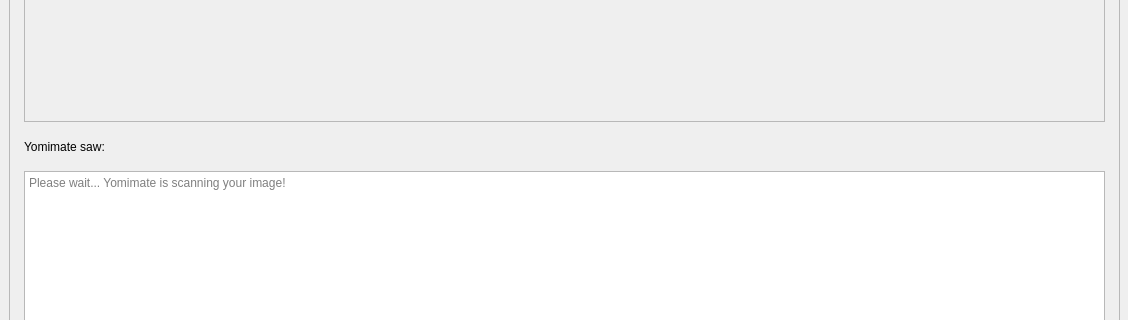
Before: the Qt Designer form templates/ocr.ui in siepenmaru/yomimate, drawn with Qt 5; both pictures show x 0 to 1128 and y 338 to 658 of the 1128 by 922 pixel window.
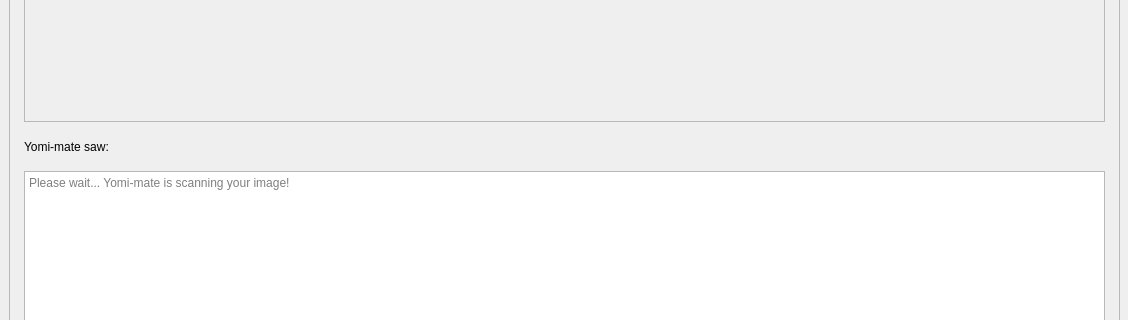
After: the same form once the commit is applied. Icons and pictures are not drawn.

Commit message: style: rename yomimate to yomi-mate for clarity

The edit to the form file:
```diff
--- a/templates/ocr.ui
+++ b/templates/ocr.ui
@@ -127,7 +127,7 @@
         <set>Qt::TextSelectableByMouse</set>
        </property>
        <property name="placeholderText">
-        <string>Please wait... Yomimate is scanning your image!</string>
+        <string>Please wait... Yomi-mate is scanning your image!</string>
        </property>
       </widget>
      </item>
@@ -214,7 +214,7 @@
         </size>
        </property>
        <property name="text">
-        <string>Yomimate saw:</string>
+        <string>Yomi-mate saw:</string>
        </property>
       </widget>
      </item>
```
The commit also changes 3 other files.
